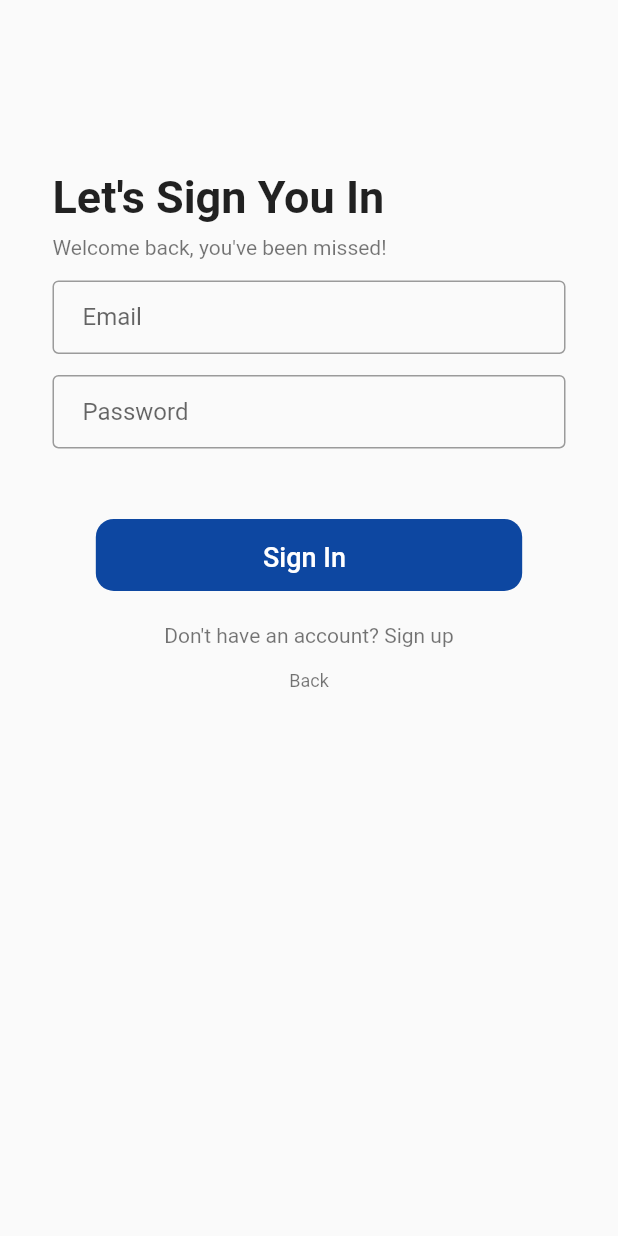
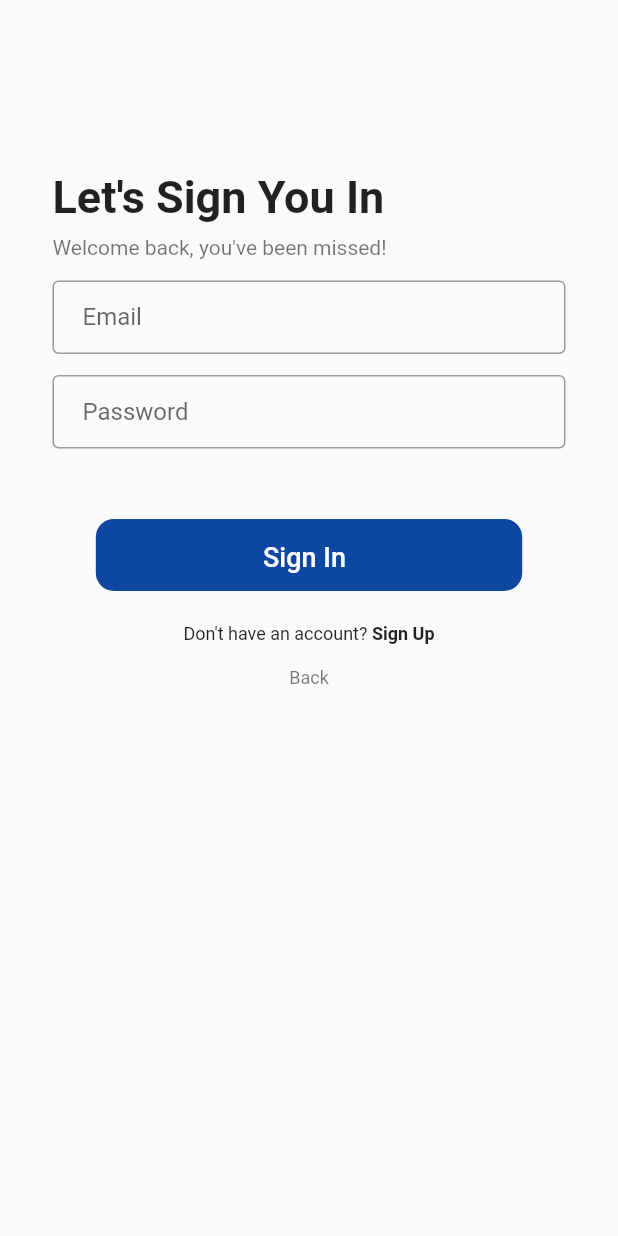
Before and after one commit to ryancfong8/flutterflies, a Flutter app: the screen it shows after launch, after a tap on "Get Started", on a phone screen of 412 x 824 dp. Run offline on Flutter 3.47's test engine with Material 2 defaults, Android fonts, the phone set to English and light mode, and no system bars; network calls fail; Roboto replaces fonts that are missing (DM Sans, Nunito Sans).

Commit message:
Make Sign Up bold

```diff
--- a/lib/main.dart
+++ b/lib/main.dart
@@ -183,16 +183,14 @@ class _SignInState extends State<SignIn> {
               ),
               child: const Text('Sign In', style: TextStyle(fontSize: 18)),
             )),
-        Text(
-          "Don't have an account? Sign up",
-          textAlign: TextAlign.left,
-          style: TextStyle(
-            fontWeight: FontWeight.normal,
-            fontFamily: 'DM Sans',
-            fontSize: 14,
-            color: Color(0x171717).withOpacity(0.6),
-          ),
-        ),
+        Text.rich(TextSpan(
+            text: "Don't have an account? ",
+            style: TextStyle(fontSize: 12),
+            children: <TextSpan>[
+              TextSpan(
+                  text: "Sign Up",
+                  style: TextStyle(fontWeight: FontWeight.bold, fontSize: 12)),
+            ])),
         Container(
             margin: EdgeInsets.only(top: 15),
             child: GestureDetector(
```
